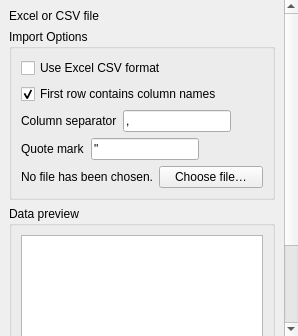
AliSalman-et-al/rc-metastudio, file src/rc_metastudio/forms/csv_import_page.ui: the form before one commit.
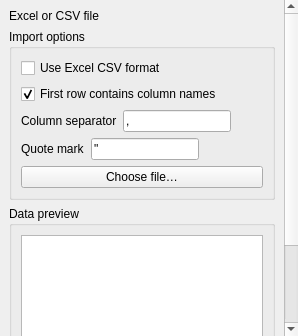
The form after the commit. Icons and pictures are not drawn.

```diff
--- a/src/rc_metastudio/forms/csv_import_page.ui
+++ b/src/rc_metastudio/forms/csv_import_page.ui
@@ -48,7 +48,7 @@
       </sizepolicy>
      </property>
      <property name="title">
-      <string>Import Options</string>
+      <string>Import options</string>
      </property>
      <layout class="QVBoxLayout" name="verticalLayout">
       <item>
@@ -152,17 +152,6 @@
       </item>
       <item>
        <layout class="QHBoxLayout" name="horizontalLayout_2">
-        <item>
-         <widget class="QLabel" name="file_path_lbl">
-         <property name="text">
-          <string>No file has been chosen.</string>
-         </property>
-         <property name="wordWrap"><bool>true</bool></property>
-          <property name="buddy">
-           <cstring>select_file_btn</cstring>
-          </property>
-         </widget>
-        </item>
         <item>
          <widget class="QPushButton" name="select_file_btn">
           <property name="text">
```
